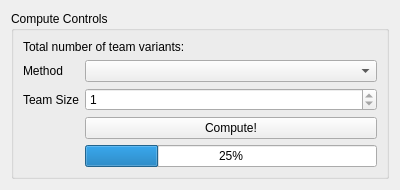
First picture: the form in ui/ComputeControls.ui, repository Taucari/EloBasedMatchMaker, before the edit.
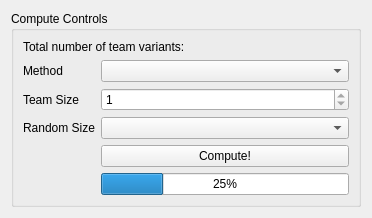
Second picture: the form after the edit.

Commit message: Added random population selector

Patch:
```diff
--- a/ui/ComputeControls.ui
+++ b/ui/ComputeControls.ui
@@ -6,8 +6,8 @@
    <rect>
     <x>0</x>
     <y>0</y>
-    <width>400</width>
-    <height>178</height>
+    <width>372</width>
+    <height>204</height>
    </rect>
   </property>
   <property name="windowTitle">
@@ -53,14 +53,14 @@
         </property>
        </widget>
       </item>
-      <item row="3" column="1">
+      <item row="4" column="1">
        <widget class="QPushButton" name="compute_pushButton">
         <property name="text">
          <string>Compute!</string>
         </property>
        </widget>
       </item>
-      <item row="5" column="1">
+      <item row="6" column="1">
        <widget class="QProgressBar" name="compute_progressBar">
         <property name="autoFillBackground">
          <bool>false</bool>
@@ -83,6 +83,16 @@
         </property>
        </widget>
       </item>
+      <item row="3" column="1">
+       <widget class="QComboBox" name="randomSize_comboBox"/>
+      </item>
+      <item row="3" column="0">
+       <widget class="QLabel" name="label">
+        <property name="text">
+         <string>Random Size</string>
+        </property>
+       </widget>
+      </item>
      </layout>
     </widget>
    </item>
```
The commit also changes 2 other files.
